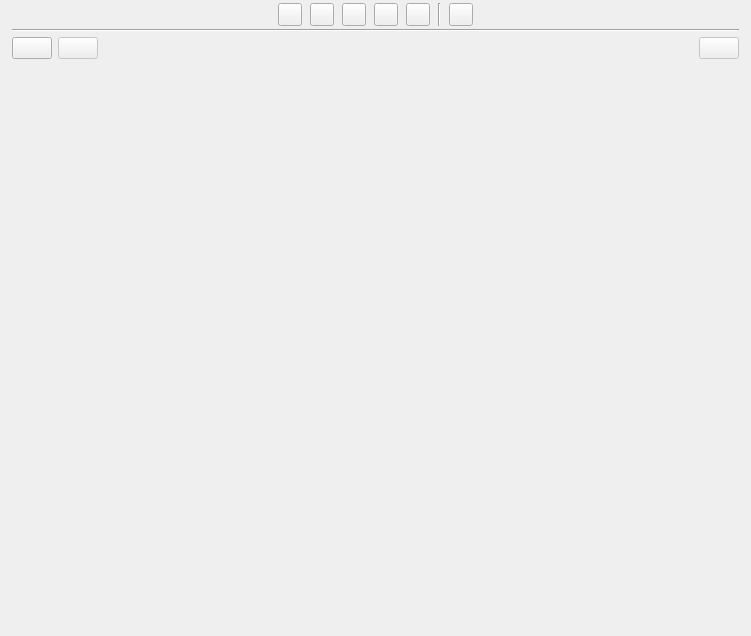
Old version of the form ui/characters_view.ui in the repository zkovari/plotlyst.
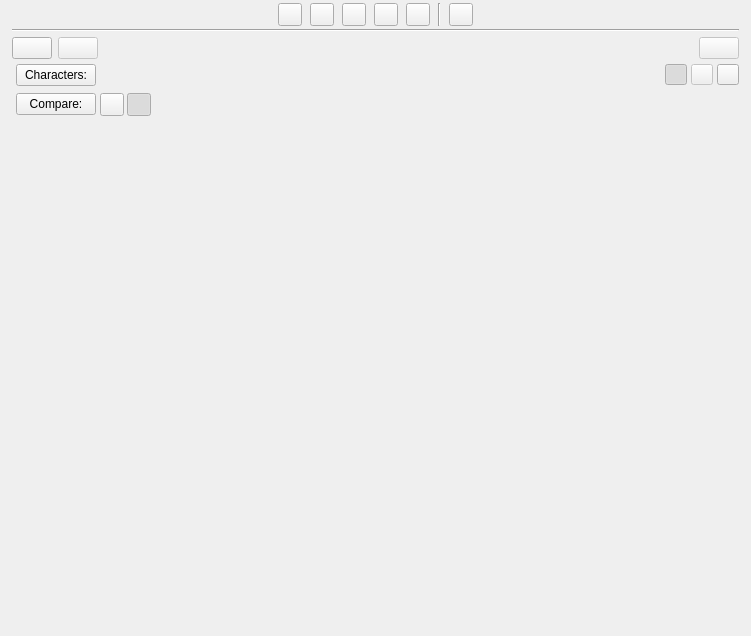
New version of the form. The open tabs and pages were chosen to show the change. Custom widgets are drawn as their Qt base class.

Commit message:
Compare character summary (#535)
* Compare character summaries, closes #517

* Swap layout

* Display summary

* Better size

* edit summary

```diff
--- a/ui/characters_view.ui
+++ b/ui/characters_view.ui
@@ -633,14 +633,236 @@
             <number>0</number>
            </property>
            <item>
-            <widget class="CharacterSelectorButtons" name="wdgComparisonCharacterSelector" native="true">
-             <property name="sizePolicy">
-              <sizepolicy hsizetype="Expanding" vsizetype="Preferred">
-               <horstretch>0</horstretch>
-               <verstretch>0</verstretch>
-              </sizepolicy>
+            <layout class="QHBoxLayout" name="horizontalLayout_6">
+             <property name="leftMargin">
+              <number>4</number>
              </property>
-            </widget>
+             <item>
+              <widget class="QPushButton" name="btnCharactersLabel">
+               <property name="text">
+                <string>Characters:</string>
+               </property>
+              </widget>
+             </item>
+             <item>
+              <widget class="CharacterSelectorButtons" name="wdgComparisonCharacterSelector" native="true">
+               <property name="sizePolicy">
+                <sizepolicy hsizetype="Expanding" vsizetype="Preferred">
+                 <horstretch>0</horstretch>
+                 <verstretch>0</verstretch>
+                </sizepolicy>
+               </property>
+              </widget>
+             </item>
+             <item>
+              <spacer name="horizontalSpacer_4">
+               <property name="orientation">
+                <enum>Qt::Horizontal</enum>
+               </property>
+               <property name="sizeType">
+                <enum>QSizePolicy::Preferred</enum>
+               </property>
+               <property name="sizeHint" stdset="0">
+                <size>
+                 <width>40</width>
+                 <height>20</height>
+                </size>
+               </property>
+              </spacer>
+             </item>
+             <item>
+              <layout class="QHBoxLayout" name="horizontalLayout_9">
+               <item>
+                <widget class="QToolButton" name="btnHorizontalComparison">
+                 <property name="enabled">
+                  <bool>true</bool>
+                 </property>
+                 <property name="cursor">
+                  <cursorShape>PointingHandCursor</cursorShape>
+                 </property>
+                 <property name="toolTip">
+                  <string>Vertical layout</string>
+                 </property>
+                 <property name="text">
+                  <string/>
+                 </property>
+                 <property name="iconSize">
+                  <size>
+                   <width>14</width>
+                   <height>14</height>
+                  </size>
+                 </property>
+                 <property name="checkable">
+                  <bool>true</bool>
+                 </property>
+                 <property name="checked">
+                  <bool>true</bool>
+                 </property>
+                 <attribute name="buttonGroup">
+                  <string notr="true">btnGroupComparisonView</string>
+                 </attribute>
+                </widget>
+               </item>
+               <item>
+                <widget class="QToolButton" name="btnVerticalComparison">
+                 <property name="enabled">
+                  <bool>false</bool>
+                 </property>
+                 <property name="cursor">
+                  <cursorShape>PointingHandCursor</cursorShape>
+                 </property>
+                 <property name="toolTip">
+                  <string>Horizontal layout</string>
+                 </property>
+                 <property name="text">
+                  <string/>
+                 </property>
+                 <property name="iconSize">
+                  <size>
+                   <width>14</width>
+                   <height>14</height>
+                  </size>
+                 </property>
+                 <property name="checkable">
+                  <bool>true</bool>
+                 </property>
+                 <property name="checked">
+                  <bool>false</bool>
+                 </property>
+                 <attribute name="buttonGroup">
+                  <string notr="true">btnGroupComparisonView</string>
+                 </attribute>
+                </widget>
+               </item>
+               <item>
+                <widget class="QToolButton" name="btnGridComparison">
+                 <property name="enabled">
+                  <bool>true</bool>
+                 </property>
+                 <property name="cursor">
+                  <cursorShape>PointingHandCursor</cursorShape>
+                 </property>
+                 <property name="toolTip">
+                  <string>Table layout</string>
+                 </property>
+                 <property name="text">
+                  <string/>
+                 </property>
+                 <property name="iconSize">
+                  <size>
+                   <width>14</width>
+                   <height>14</height>
+                  </size>
+                 </property>
+                 <property name="checkable">
+                  <bool>true</bool>
+                 </property>
+                 <attribute name="buttonGroup">
+                  <string notr="true">btnGroupComparisonView</string>
+                 </attribute>
+                </widget>
+               </item>
+              </layout>
+             </item>
+            </layout>
+           </item>
+           <item>
+            <layout class="QHBoxLayout" name="horizontalLayout_7">
+             <property name="leftMargin">
+              <number>4</number>
+             </property>
+             <property name="topMargin">
+              <number>3</number>
+             </property>
+             <item>
+              <widget class="QPushButton" name="btnComparisonLabel">
+               <property name="text">
+                <string>Compare:</string>
+               </property>
+              </widget>
+             </item>
+             <item>
+              <widget class="QWidget" name="wdgComparisonSelectorParent" native="true">
+               <property name="sizePolicy">
+                <sizepolicy hsizetype="Expanding" vsizetype="Preferred">
+                 <horstretch>0</horstretch>
+                 <verstretch>0</verstretch>
+                </sizepolicy>
+               </property>
+               <layout class="QHBoxLayout" name="horizontalLayout_8">
+                <property name="spacing">
+                 <number>3</number>
+                </property>
+                <property name="leftMargin">
+                 <number>0</number>
+                </property>
+                <property name="topMargin">
+                 <number>0</number>
+                </property>
+                <property name="rightMargin">
+                 <number>0</number>
+                </property>
+                <property name="bottomMargin">
+                 <number>0</number>
+                </property>
+                <item>
+                 <widget class="QToolButton" name="btnSummaryComparison">
+                  <property name="cursor">
+                   <cursorShape>PointingHandCursor</cursorShape>
+                  </property>
+                  <property name="toolTip">
+                   <string>Compare summary</string>
+                  </property>
+                  <property name="text">
+                   <string/>
+                  </property>
+                  <property name="checkable">
+                   <bool>true</bool>
+                  </property>
+                  <attribute name="buttonGroup">
+                   <string notr="true">btnGroupComparison</string>
+                  </attribute>
+                 </widget>
+                </item>
+                <item>
+                 <widget class="QToolButton" name="btnBigFiveComparison">
+                  <property name="cursor">
+                   <cursorShape>PointingHandCursor</cursorShape>
+                  </property>
+                  <property name="toolTip">
+                   <string>Compare Big Five traits</string>
+                  </property>
+                  <property name="text">
+                   <string/>
+                  </property>
+                  <property name="checkable">
+                   <bool>true</bool>
+                  </property>
+                  <property name="checked">
+                   <bool>true</bool>
+                  </property>
+                  <attribute name="buttonGroup">
+                   <string notr="true">btnGroupComparison</string>
+                  </attribute>
+                 </widget>
+                </item>
+                <item>
+                 <spacer name="horizontalSpacer_3">
+                  <property name="orientation">
+                   <enum>Qt::Horizontal</enum>
+                  </property>
+                  <property name="sizeHint" stdset="0">
+                   <size>
+                    <width>40</width>
+                    <height>20</height>
+                   </size>
+                  </property>
+                 </spacer>
+                </item>
+               </layout>
+              </widget>
+             </item>
+            </layout>
            </item>
            <item>
             <widget class="QScrollArea" name="scrollArea_3">
@@ -659,7 +881,7 @@
                 <x>0</x>
                 <y>0</y>
                 <width>727</width>
-                <height>556</height>
+                <height>510</height>
                </rect>
               </property>
               <layout class="QVBoxLayout" name="verticalLayout_8">
```
Left out of the diff: 12 changed lines with no effect on the pictures. The commit also changes 8 other files.
